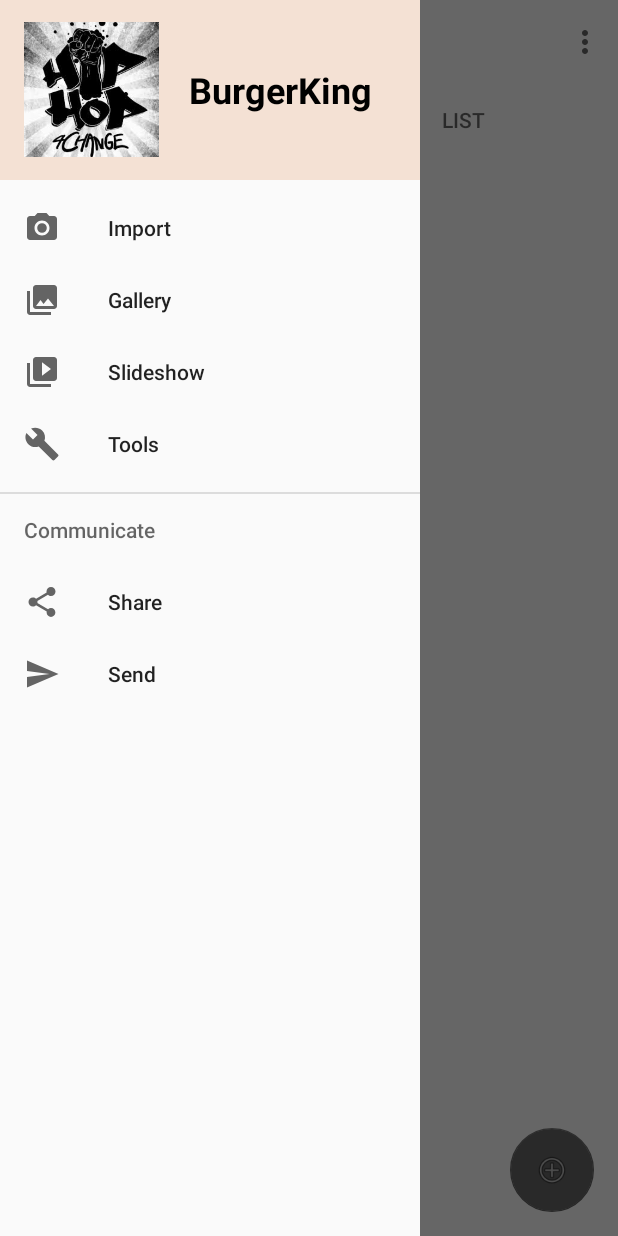
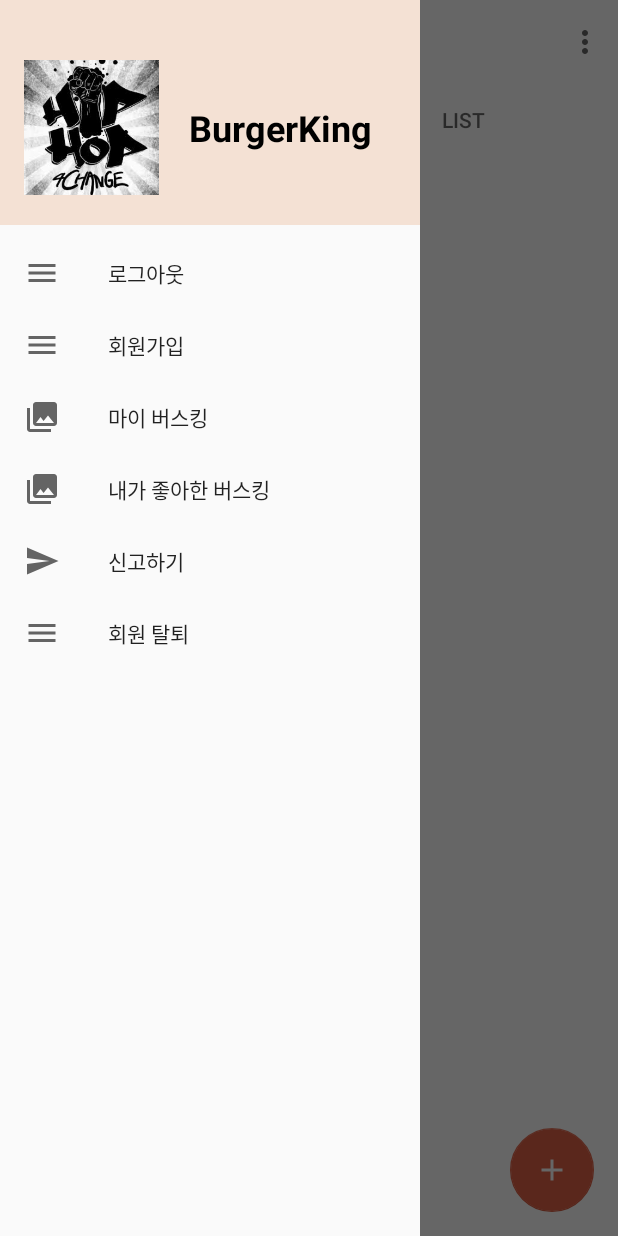
Before and after one commit to bus-king/Android, an Android app: the screen it shows after launch (MainActivity), with the side drawer open, on a phone screen of 412 x 824 dp. Run offline under Robolectric (Android 15) with nearby library versions, the phone set to English and light mode, and no system bars; libraries missing offline, so code that uses them is left out: net.daum.mf, retrofit2.adapter.rxjava, rx.android.schedulers, rx.schedulers, rx.subscriptions; 18 statements that could not run were skipped.

Commit message:
디자인 및 세부기능

```diff
--- a/Android/app/src/main/AndroidManifest.xml
+++ b/Android/app/src/main/AndroidManifest.xml
@@ -27,8 +27,8 @@
             android:name="com.example.paeng.busking"
             android:value="8881b07d477f241e2161015e303f121f" />
 
-        <activity android:name=".Utils.DetailActivity" />
         <activity android:name=".RegisterShowActivity" />
+        <activity android:name=".ShowListDetailActivity"/>
 
         <service
             android:name=".Services.GpsInfo"
--- a/Android/app/src/main/java/com/example/paeng/busking/ListViewContent/ListViewAdapter.java
+++ b/Android/app/src/main/java/com/example/paeng/busking/ListViewContent/ListViewAdapter.java
@@ -18,7 +18,7 @@ import com.example.paeng.busking.R;
 import java.util.ArrayList;
 
 
-/**
+/*
  * Created by paeng on 2018. 4. 8..
  */
 
--- /dev/null
+++ b/Android/app/src/main/res/drawable/ic_fab_plus.xml
@@ -0,0 +1,10 @@
+<vector xmlns:android="http://schemas.android.com/apk/res/android"
+    xmlns:tools="http://schemas.android.com/tools"
+    android:height="24dp"
+    android:width="24dp"
+    android:viewportWidth="24"
+    android:viewportHeight="24">
+    <path android:fillColor="#ffffff"
+        android:pathData="M19,13H13V19H11V13H5V11H11V5H13V11H19V13Z"
+        tools:ignore="VectorRaster" />
+</vector>
--- a/Android/app/src/main/res/layout/activity_main.xml
+++ b/Android/app/src/main/res/layout/activity_main.xml
@@ -45,7 +45,7 @@
             android:layout_height="wrap_content"
             android:layout_gravity="bottom|end"
             android:layout_margin="@dimen/fab_margin"
-            app:srcCompat="@android:drawable/ic_menu_add" />
+            app:srcCompat="@drawable/ic_fab_plus"/>
 
     </android.support.design.widget.CoordinatorLayout>
 
--- a/Android/app/src/main/res/layout/nav_header_main.xml
+++ b/Android/app/src/main/res/layout/nav_header_main.xml
@@ -2,14 +2,15 @@
 <LinearLayout xmlns:android="http://schemas.android.com/apk/res/android"
     xmlns:app="http://schemas.android.com/apk/res-auto"
     android:layout_width="match_parent"
-    android:layout_height="120dp"
+    android:layout_height="150dp"
     android:background="@color/colorMainDark"
     android:gravity="bottom"
     android:orientation="horizontal"
     android:paddingBottom="10dp"
     android:paddingLeft="@dimen/activity_horizontal_margin"
     android:paddingRight="@dimen/activity_horizontal_margin"
-    android:paddingTop="10dp">
+    android:paddingTop="30dp"
+    >
 
     <LinearLayout
         android:layout_width="match_parent"
--- a/Android/app/src/main/res/menu/activity_main_drawer.xml
+++ b/Android/app/src/main/res/menu/activity_main_drawer.xml
@@ -5,34 +5,30 @@
 
     <group android:checkableBehavior="single">
         <item
-            android:id="@+id/nav_camera"
-            android:icon="@drawable/ic_menu_camera"
-            android:title="Import" />
+            android:id="@+id/nav_sign"
+            android:icon="@drawable/ic_menu"
+            android:title="로그아웃" />
         <item
-            android:id="@+id/nav_gallery"
+            android:id="@+id/nav_sign_up"
+            android:icon="@drawable/ic_menu"
+            android:title="회원가입" />
+        <item
+            android:id="@+id/nav_my_busking"
             android:icon="@drawable/ic_menu_gallery"
-            android:title="Gallery" />
+            android:title="마이 버스킹" />
         <item
-            android:id="@+id/nav_slideshow"
-            android:icon="@drawable/ic_menu_slideshow"
-            android:title="Slideshow" />
+            android:id="@+id/nav_my_heart"
+            android:icon="@drawable/ic_menu_gallery"
+            android:title="내가 좋아한 버스킹" />
         <item
-            android:id="@+id/nav_manage"
-            android:icon="@drawable/ic_menu_manage"
-            android:title="Tools" />
+            android:id="@+id/nav_report"
+            android:icon="@drawable/ic_menu_send"
+            android:title="신고하기" />
+        <item
+            android:id="@+id/nav_out"
+            android:icon="@drawable/ic_menu"
+            android:title="회원 탈퇴" />
     </group>
 
-    <item android:title="Communicate">
-        <menu>
-            <item
-                android:id="@+id/nav_share"
-                android:icon="@drawable/ic_menu_share"
-                android:title="Share" />
-            <item
-                android:id="@+id/nav_send"
-                android:icon="@drawable/ic_menu_send"
-                android:title="Send" />
-        </menu>
-    </item>
 
 </menu>
--- a/Android/app/src/main/res/values/colors.xml
+++ b/Android/app/src/main/res/values/colors.xml
@@ -21,4 +21,7 @@
     <color name="colorMainGray">#BCBBBB</color>
     <!-- 77 77 77 -->
     <color name="colorMainGrayText">#4D4D4D</color>
+
+    <color name="colorFabRed">#f49571</color>
+    <color name="colorFabRed2">#E36347</color>
 </resources>
--- a/Android/app/src/main/res/values/strings.xml
+++ b/Android/app/src/main/res/values/strings.xml
@@ -6,5 +6,6 @@
     <string name="text_settings">Settings</string>
     <string name="navigation_drawer_open">Open navigation drawer</string>
     <string name="navigation_drawer_close">Close navigation drawer</string>
+    <string name="description_example">안녕하세요 창현 거리 노래방의 창현입니다!\n 노래를 잘 부르든 못 부르든, 남녀노소 불문하고 와서 노래만 부르면 됩니다 매주 토요일 오후 7시 홍대 HnM 앞에서 진행되며 우천시 일요일 오후 7시로 변경됩니다!\n영상은 거리노래방 페이스북 공식 사이트와 유튜브에 업로드됩니다 팔로우 및 구독 해주세요 또한 창현의 '홍대 쏭카페'도 많은 사랑 부탁드려요! </string>
 
 </resources>
```
Also changed, not shown: Android/app/src/main/java/com/example/paeng/busking/Fragment/FragmentList.java (+16 -0 lines), Android/app/src/main/java/com/example/paeng/busking/MainActivity.java (+20 -4 lines), Android/app/src/main/java/com/example/paeng/busking/ShowListDetailActivity.java (added, +58 -0 lines), Android/app/src/main/java/com/example/paeng/busking/Utils/DetailActivity.java (deleted, +0 -74 lines), Android/app/src/main/res/layout/activity_detail.xml (deleted, +0 -98 lines), Android/app/src/main/res/layout/activity_show_detail.xml (added, +260 -0 lines), Android/app/src/main/res/layout/listview_item.xml (+5 -3 lines), Android/app/src/main/res/drawable/img_ch.jpg (added).
